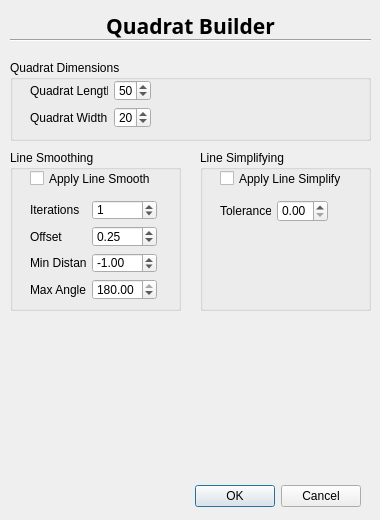
The window that quadratBuilder_dialog_base.ui (Chris-Robertson/quadratBuilder) describes before a commit, drawn with Qt 5.
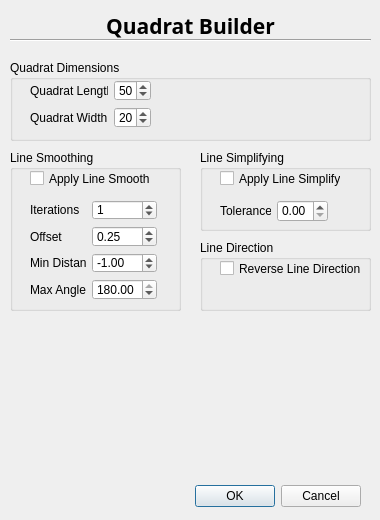
The same window after the commit.

Commit message: Added checkbox to reverse line direction

Diff of the .ui file:
```diff
--- a/quadratBuilder_dialog_base.ui
+++ b/quadratBuilder_dialog_base.ui
@@ -235,7 +235,7 @@
      <x>200</x>
      <y>150</y>
      <width>171</width>
-     <height>161</height>
+     <height>81</height>
     </rect>
    </property>
    <property name="title">
@@ -277,6 +277,32 @@
     </layout>
    </widget>
   </widget>
+  <widget class="QGroupBox" name="groupBox_4">
+   <property name="geometry">
+    <rect>
+     <x>200</x>
+     <y>240</y>
+     <width>171</width>
+     <height>71</height>
+    </rect>
+   </property>
+   <property name="title">
+    <string>Line Direction</string>
+   </property>
+   <widget class="QCheckBox" name="reverseCheck">
+    <property name="geometry">
+     <rect>
+      <x>20</x>
+      <y>20</y>
+      <width>141</width>
+      <height>17</height>
+     </rect>
+    </property>
+    <property name="text">
+     <string>Reverse Line Direction</string>
+    </property>
+   </widget>
+  </widget>
  </widget>
  <resources/>
  <connections>
```
The commit also changes 2 other files.
